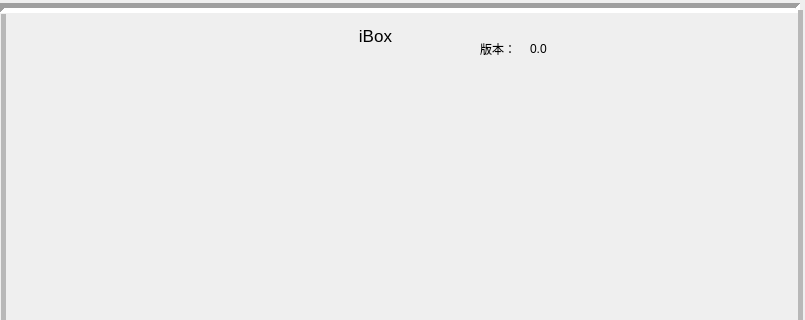
Above: BusBar-Qt/branch/box/boxdlg.ui from luozhiyong131/BusBar before the change; both pictures show x 0 to 805 and y 0 to 320 of the 805 by 478 pixel window. Below: the same form after it.
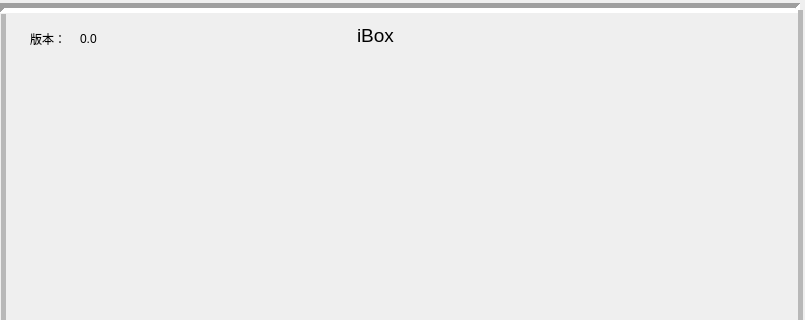
That is the form after the change. Icons and pictures are not drawn.

```diff
--- a/BusBar-Qt/branch/box/boxdlg.ui
+++ b/BusBar-Qt/branch/box/boxdlg.ui
@@ -33,7 +33,7 @@
    </property>
    <property name="font">
     <font>
-     <pointsize>13</pointsize>
+     <pointsize>14</pointsize>
     </font>
    </property>
    <property name="text">
@@ -196,8 +196,8 @@
   <widget class="QLabel" name="label">
    <property name="geometry">
     <rect>
-     <x>480</x>
-     <y>40</y>
+     <x>30</x>
+     <y>30</y>
      <width>41</width>
      <height>17</height>
     </rect>
@@ -209,8 +209,8 @@
   <widget class="QLabel" name="version">
    <property name="geometry">
     <rect>
-     <x>530</x>
-     <y>40</y>
+     <x>80</x>
+     <y>30</y>
      <width>67</width>
      <height>17</height>
     </rect>
```
